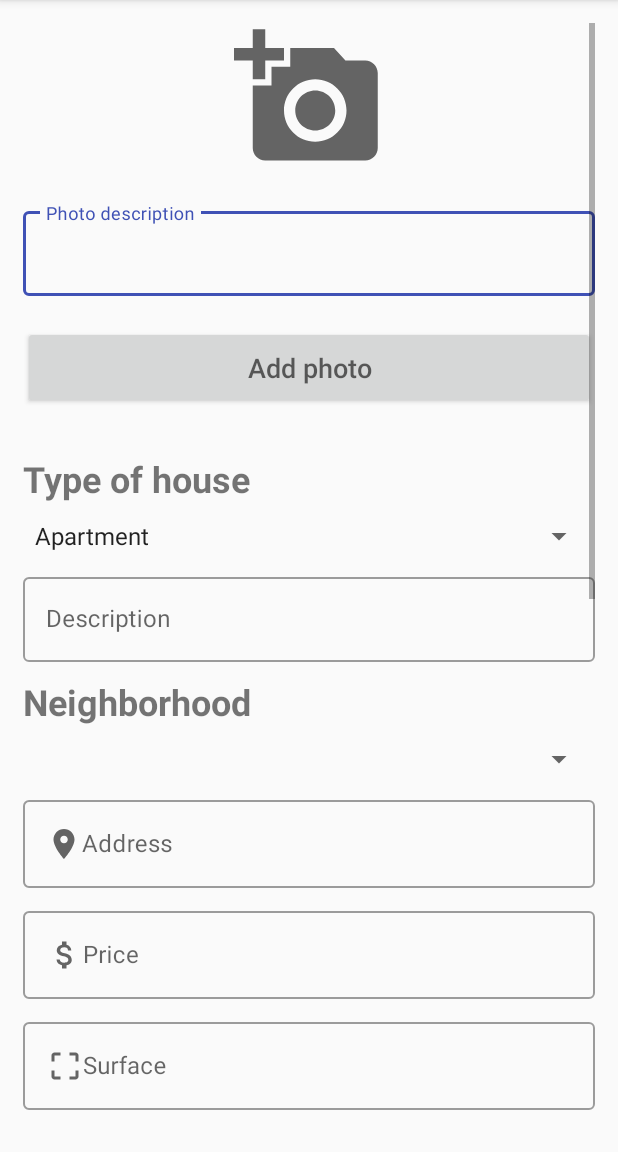
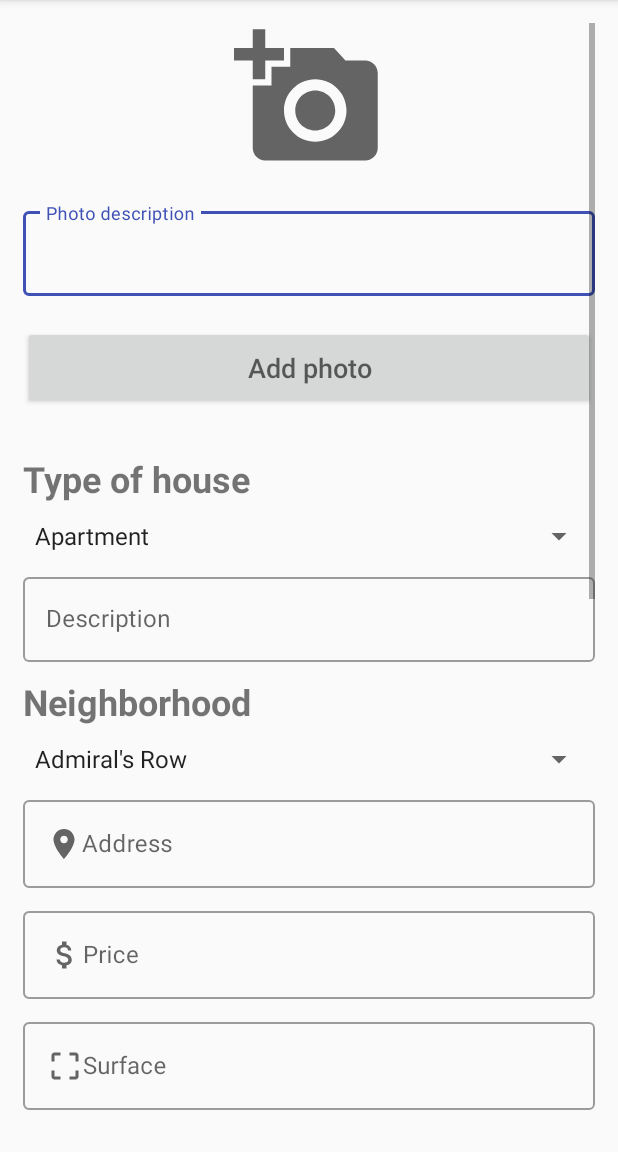
Before and after one commit to GregBiglione/Project_9, an Android app: the fragment UpdateHouseFragment shown on its own in the app's theme, on a phone screen of 412 x 824 dp, the part 84-1236 px from its top. Run offline under Robolectric (Android 15) with nearby library versions, the phone set to English and light mode, and no system bars; our stand-ins replace EventBus; libraries missing offline, so code that uses them is left out: com.droidman.ktoasty; pictures from the network do not load; 13 statements that could not run were skipped.

Commit message:
Added neighborhood spinner in UpdateHouseFragment & set default value with nav args neighborhood

```diff
--- a/app/src/main/java/com/openclassrooms/realestatemanager/ui/fragments/UpdateHouseFragment.kt
+++ b/app/src/main/java/com/openclassrooms/realestatemanager/ui/fragments/UpdateHouseFragment.kt
@@ -62,8 +62,6 @@ class UpdateHouseFragment : Fragment(), PhotoChoiceDialog.GalleryListener, Photo
     private lateinit var houseSaleDateLyt: LinearLayout
     private lateinit var houseSaleDate: TextInputEditText
     //------------------- Spinner ------------------------------------------------------------------
-    private lateinit var houseTypeSpinner: Spinner
-    private lateinit var neighborSpinner: Spinner
     private lateinit var statusSpinner: Spinner
     private lateinit var agentsSpinner: Spinner
     private var selectedAgentId: Long = 0
@@ -79,8 +77,12 @@ class UpdateHouseFragment : Fragment(), PhotoChoiceDialog.GalleryListener, Photo
     private lateinit var housePhotoDescriptionInRecyclerView: String
     //------------------- Time converter -----------------------------------------------------------
     private lateinit var timeConverters: TimeConverters
-    //------------------- adapters -----------------------------------------------------------------
+    //------------------- House type spinner -------------------------------------------------------
+    private lateinit var houseTypeSpinner: Spinner
     private lateinit var houseTypeAdapter: ArrayAdapter<String>
+    //------------------- Neighborhood spinner -----------------------------------------------------
+    private lateinit var neighborhoodSpinner: Spinner
+    private lateinit var neighborhoodAdapter: ArrayAdapter<String>
 
     override fun onCreateView(inflater: LayoutInflater, container: ViewGroup?,
                               savedInstanceState: Bundle?): View? {
@@ -110,14 +112,18 @@ class UpdateHouseFragment : Fragment(), PhotoChoiceDialog.GalleryListener, Photo
         houseEntryDate = view.findViewById(R.id.update_house_entry_date)
         houseSaleDateLyt = view.findViewById(R.id.update_sale_date_lyt)
         houseSaleDate = view.findViewById(R.id.update_house_sale_date)
-        //------------------- Spinners -------------------------------------------------------------
+        //------------------- House type spinner ---------------------------------------------------
         houseTypeSpinner = view.findViewById(R.id.update_add_house_type_spinner)
-        //------------------- Adapters -------------------------------------------------------------
         val houseType = resources.getStringArray(R.array.house_type)
         houseTypeAdapter = ArrayAdapter(requireContext(), android.R.layout.simple_spinner_item, houseType)
+        //------------------- Neighborhood spinner -------------------------------------------------
+        neighborhoodSpinner = view.findViewById(R.id.update_add_house_neighborhood_spinner)
+        val neighborhood = resources.getStringArray(R.array.house_neighborhood)
+        neighborhoodAdapter = ArrayAdapter(requireContext(), android.R.layout.simple_spinner_item, neighborhood)
         fillEditTexts()
         showSaleDate()
         typeSpinner()
+        neighborhoodSpinner()
         return view
     }
 
@@ -267,13 +273,13 @@ class UpdateHouseFragment : Fragment(), PhotoChoiceDialog.GalleryListener, Photo
 
     private fun typeSpinner(){
         if (houseTypeSpinner != null){
-            val typeHouseSelected: String = args.currentHouse.typeOfHouse.toString().trim() //<--
+            val typeHouseSelected: String = args.currentHouse.typeOfHouse.toString().trim()
             houseTypeSpinner.adapter = houseTypeAdapter
             houseTypeSpinner.onItemSelectedListener = object : AdapterView.OnItemSelectedListener{
                 override fun onItemSelected(parent: AdapterView<*>?, view: View?, position: Int, id: Long) {
                     //------------------- Fill house type already selected -------------------------
-                    val intSelected: Int = houseTypeAdapter.getPosition(typeHouseSelected)
-                    houseTypeSpinner.setSelection(intSelected)
+                    val intSelectedType: Int = houseTypeAdapter.getPosition(typeHouseSelected)
+                    houseTypeSpinner.setSelection(intSelectedType)
                     activity?.showSuccessToast("Type selected: $typeHouseSelected", Toast.LENGTH_SHORT)
                 }
 
@@ -282,4 +288,26 @@ class UpdateHouseFragment : Fragment(), PhotoChoiceDialog.GalleryListener, Photo
             }
         }
     }
+
+    //----------------------------------------------------------------------------------------------
+    //-------------------------------- Neighborhood spinner ----------------------------------------
+    //----------------------------------------------------------------------------------------------
+
+    private fun neighborhoodSpinner(){
+        //ArrayIndexOutOfBoundsException
+        if (neighborhoodSpinner != null){
+            val neighborhoodSelected: String = args.currentHouse.neighborhood.toString().trim()
+            neighborhoodSpinner.adapter = neighborhoodAdapter
+            neighborhoodSpinner.onItemSelectedListener = object : AdapterView.OnItemSelectedListener{
+                override fun onItemSelected(parent: AdapterView<*>?, view: View?, position: Int, id: Long) {
+                    //------------------- Fill neighborhood already selected -------------------------
+                    val intSelectedNeighborhood: Int = neighborhoodAdapter.getPosition(neighborhoodSelected)
+                    neighborhoodSpinner.setSelection(intSelectedNeighborhood)
+                    activity?.showSuccessToast("Neighborhood selected: $neighborhoodSelected", Toast.LENGTH_SHORT)
+                }
+
+                override fun onNothingSelected(parent: AdapterView<*>?) {}
+            }
+        }
+    }
 }
--- a/app/src/main/res/layout/house_item.xml
+++ b/app/src/main/res/layout/house_item.xml
@@ -31,6 +31,8 @@
             app:layout_constraintStart_toEndOf="@id/house_first_image"
             app:layout_constraintTop_toBottomOf="@id/house_first_image"
             android:text="@string/house_neighborhood"
+            android:ellipsize="end"
+            android:lines="1"
             style="@style/neighborhood_style"/>
 
         <TextView
--- a/app/src/main/res/values/styles.xml
+++ b/app/src/main/res/values/styles.xml
@@ -33,7 +33,7 @@
     </style>
 
     <style name="neighborhood_style">
-        <item name="android:layout_width">wrap_content</item>
+        <item name="android:layout_width">200dp</item>
         <item name="android:layout_height">wrap_content</item>
         <item name="android:textSize">15sp</item>
         <item name="android:textColor">@color/colorPrimaryDark</item>
```
Also changed, not shown: app/src/main/java/com/openclassrooms/realestatemanager/model/HouseDataSource.kt (+8 -8 lines).
